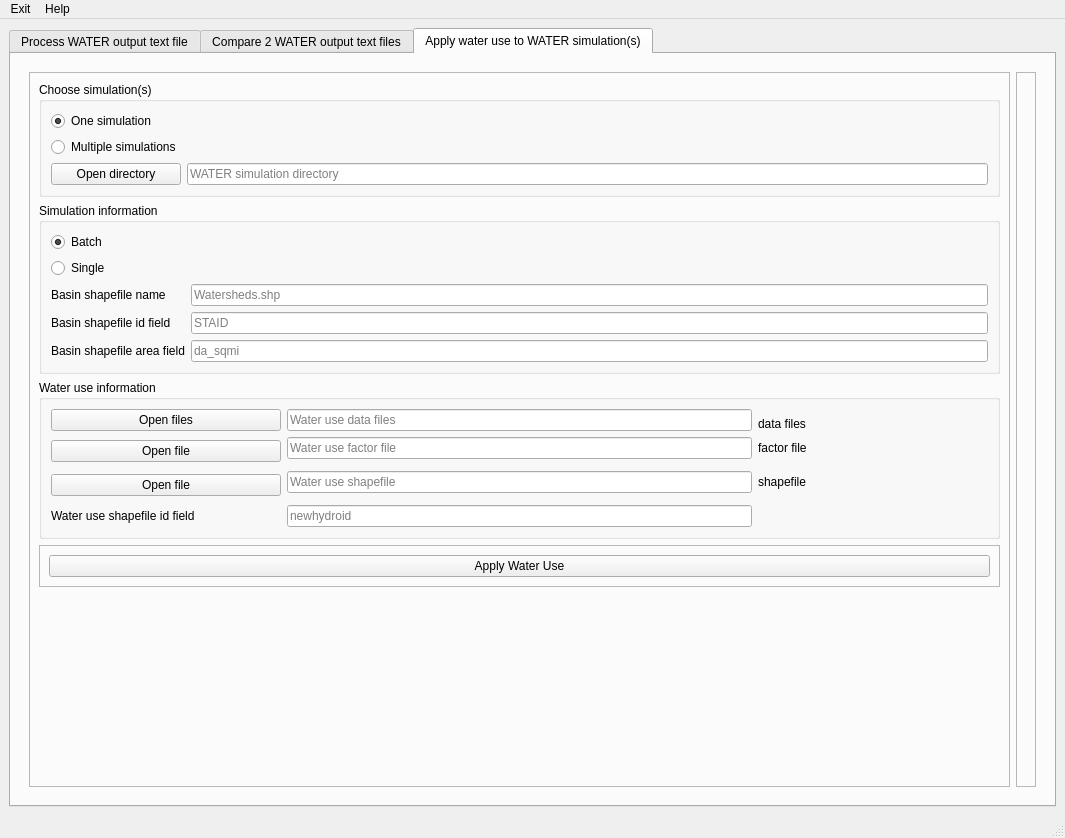
Qt form waterapputils/gui/user_interface.ui (jlant/waterapputils) before a commit.
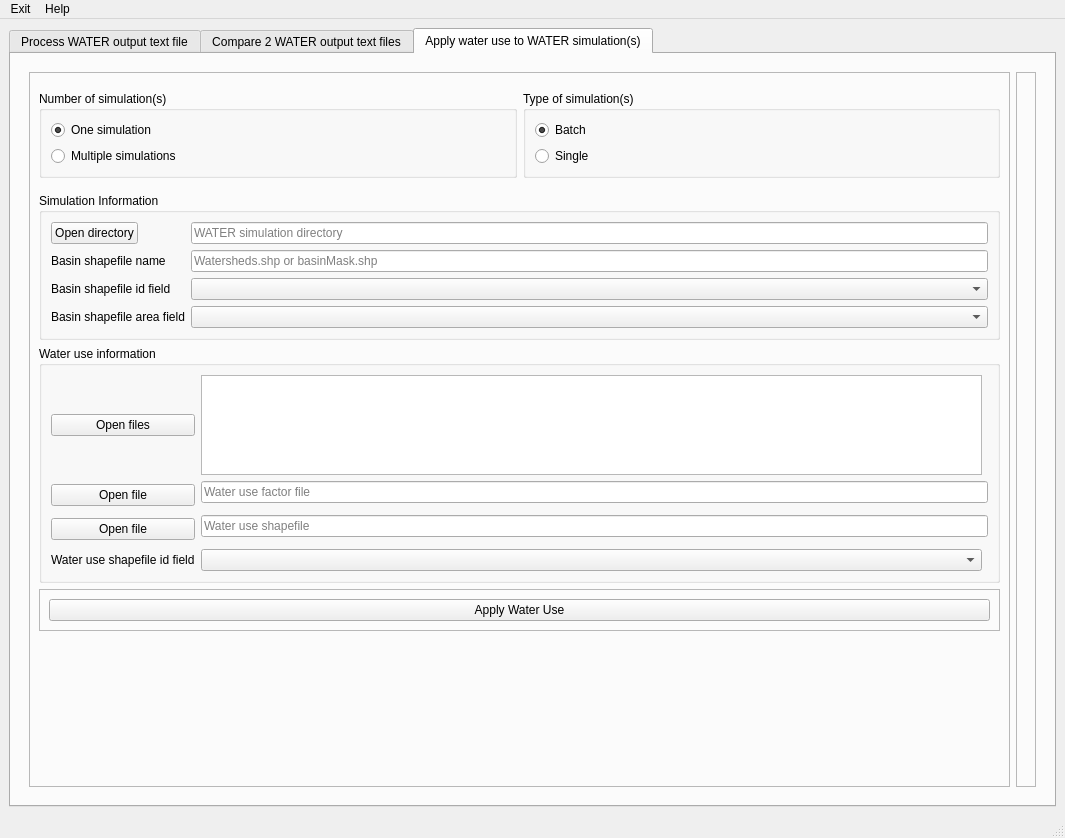
The same form after that commit. Custom widgets are drawn as their Qt base class.

Commit message: have most of wateruse tab completed; need to implement applying water use button

```diff
--- a/waterapputils/gui/user_interface.ui
+++ b/waterapputils/gui/user_interface.ui
@@ -340,46 +340,85 @@
              </property>
              <layout class="QVBoxLayout" name="verticalLayout_10">
               <item>
-               <widget class="QGroupBox" name="groupBox_9">
+               <widget class="QFrame" name="frame_9">
                 <property name="font">
                  <font>
                   <weight>50</weight>
                   <bold>false</bold>
                  </font>
                 </property>
-                <property name="title">
-                 <string>Choose simulation(s)</string>
-                </property>
                 <layout class="QGridLayout" name="gridLayout_3">
-                 <item row="0" column="0">
-                  <widget class="QRadioButton" name="radioButton">
-                   <property name="text">
-                    <string>One simulation</string>
+                 <property name="leftMargin">
+                  <number>0</number>
+                 </property>
+                 <property name="rightMargin">
+                  <number>0</number>
+                 </property>
+                 <item row="0" column="0" rowspan="2">
+                  <widget class="QGroupBox" name="tab_wateruse_group_box_num_sims">
+                   <property name="styleSheet">
+                    <string notr="true"/>
                    </property>
-                   <property name="checked">
-                    <bool>true</bool>
+                   <property name="title">
+                    <string>Number of simulation(s)</string>
                    </property>
+                   <layout class="QVBoxLayout" name="verticalLayout_9">
+                    <item>
+                     <widget class="QRadioButton" name="tab_wateruse_radio_button_one_sim">
+                      <property name="text">
+                       <string>One simulation</string>
+                      </property>
+                      <property name="checked">
+                       <bool>true</bool>
+                      </property>
+                     </widget>
+                    </item>
+                    <item>
+                     <widget class="QRadioButton" name="tab_wateruse_radio_button_multi_sims">
+                      <property name="text">
+                       <string>Multiple simulations</string>
+                      </property>
+                     </widget>
+                    </item>
+                   </layout>
                   </widget>
                  </item>
-                 <item row="2" column="0">
-                  <widget class="QPushButton" name="tab_wateruse_push_button_open_sim">
-                   <property name="text">
-                    <string>Open directory</string>
+                 <item row="0" column="2" rowspan="2">
+                  <widget class="QGroupBox" name="tab_wateruse_group_box_type_sims">
+                   <property name="font">
+                    <font>
+                     <weight>50</weight>
+                     <bold>false</bold>
+                    </font>
                    </property>
-                  </widget>
-                 </item>
-                 <item row="1" column="0">
-                  <widget class="QRadioButton" name="radioButton_3">
-                   <property name="text">
-                    <string>Multiple simulations</string>
+                   <property name="styleSheet">
+                    <string notr="true"/>
                    </property>
-                  </widget>
-                 </item>
-                 <item row="2" column="1">
-                  <widget class="QLineEdit" name="tab_wateruse_line_edit_open_sim">
-                   <property name="placeholderText">
-                    <string>WATER simulation directory</string>
+                   <property name="title">
+                    <string>Type of simulation(s)</string>
                    </property>
+                   <layout class="QVBoxLayout" name="verticalLayout_13">
+                    <property name="rightMargin">
+                     <number>9</number>
+                    </property>
+                    <item>
+                     <widget class="QRadioButton" name="tab_wateruse_radio_button_batch">
+                      <property name="text">
+                       <string>Batch</string>
+                      </property>
+                      <property name="checked">
+                       <bool>true</bool>
+                      </property>
+                     </widget>
+                    </item>
+                    <item>
+                     <widget class="QRadioButton" name="tab_wateruse_radio_button_single">
+                      <property name="text">
+                       <string>Single</string>
+                      </property>
+                     </widget>
+                    </item>
+                   </layout>
                   </widget>
                  </item>
                 </layout>
@@ -394,30 +433,13 @@
                  </sizepolicy>
                 </property>
                 <property name="title">
-                 <string>Simulation information</string>
+                 <string>Simulation Information</string>
                 </property>
                 <layout class="QFormLayout" name="formLayout_2">
                  <property name="fieldGrowthPolicy">
                   <enum>QFormLayout::AllNonFixedFieldsGrow</enum>
                  </property>
-                 <item row="0" column="0">
-                  <widget class="QRadioButton" name="tab_wateruse_sim_info_radio_button">
-                   <property name="text">
-                    <string>Batch</string>
-                   </property>
-                   <property name="checked">
-                    <bool>true</bool>
-                   </property>
-                  </widget>
-                 </item>
-                 <item row="1" column="0">
-                  <widget class="QRadioButton" name="radioButton_2">
-                   <property name="text">
-                    <string>Single</string>
-                   </property>
-                  </widget>
-                 </item>
-                 <item row="2" column="0">
+                 <item row="3" column="0">
                   <widget class="QLabel" name="label_3">
                    <property name="inputMethodHints">
                     <set>Qt::ImhNone</set>
@@ -427,43 +449,46 @@
                    </property>
                   </widget>
                  </item>
-                 <item row="3" column="0">
-                  <widget class="QLabel" name="label_4">
-                   <property name="text">
-                    <string>Basin shapefile id field</string>
-                   </property>
-                  </widget>
-                 </item>
                  <item row="3" column="1">
-                  <widget class="QLineEdit" name="tab_wateruse_sim_info_basin_shp_id_field">
-                   <property name="text">
-                    <string/>
-                   </property>
+                  <widget class="QLineEdit" name="tab_wateruse_line_edit_basin_shp">
                    <property name="placeholderText">
-                    <string>STAID</string>
+                    <string>Watersheds.shp or basinMask.shp</string>
                    </property>
                   </widget>
                  </item>
                  <item row="4" column="0">
+                  <widget class="QLabel" name="label_4">
+                   <property name="text">
+                    <string>Basin shapefile id field</string>
+                   </property>
+                  </widget>
+                 </item>
+                 <item row="5" column="0">
                   <widget class="QLabel" name="label_5">
                    <property name="text">
                     <string>Basin shapefile area field</string>
                    </property>
                   </widget>
                  </item>
+                 <item row="2" column="0">
+                  <widget class="QPushButton" name="tab_wateruse_push_button_open_sim">
+                   <property name="text">
+                    <string>Open directory</string>
+                   </property>
+                  </widget>
+                 </item>
+                 <item row="2" column="1">
+                  <widget class="QLineEdit" name="tab_wateruse_line_edit_open_sim">
+                   <property name="placeholderText">
+                    <string>WATER simulation directory</string>
+                   </property>
+                  </widget>
+                 </item>
                  <item row="4" column="1">
-                  <widget class="QLineEdit" name="tab_wateruse_sim_info_basin_shp_area_field">
-                   <property name="placeholderText">
-                    <string>da_sqmi</string>
-                   </property>
-                  </widget>
+                  <widget class="QComboBox" name="tab_wateruse_combo_box_shp_id_field"/>
                  </item>
-                 <item row="2" column="1">
-                  <widget class="QLineEdit" name="tab_wateruse_sim_info_basin_shp_name">
-                   <property name="placeholderText">
-                    <string>Watersheds.shp</string>
-                   </property>
-                  </widget>
+                 <item row="5" column="1">
+                  <widget class="QComboBox" name="tab_wateruse_combo_box_shp_area_field"/>
                  </item>
                 </layout>
                </widget>
@@ -474,82 +499,66 @@
                  <string>Water use information</string>
                 </property>
                 <layout class="QGridLayout" name="gridLayout_5">
-                 <item row="2" column="1" colspan="2">
+                 <item row="3" column="1" colspan="2">
                   <widget class="QLineEdit" name="tab_wateruse_line_edit_wateruse_factor_file">
                    <property name="placeholderText">
                     <string>Water use factor file</string>
                    </property>
                   </widget>
                  </item>
-                 <item row="0" column="0" rowspan="2">
-                  <widget class="QPushButton" name="tab_wateruse_push_button_wateruse_files">
-                   <property name="text">
-                    <string>Open files</string>
-                   </property>
-                  </widget>
-                 </item>
-                 <item row="2" column="0" rowspan="2">
+                 <item row="3" column="0" rowspan="2">
                   <widget class="QPushButton" name="tab_wateruse_push_button_wateruse_factor_file">
                    <property name="text">
                     <string>Open file</string>
                    </property>
                   </widget>
                  </item>
-                 <item row="4" column="1" colspan="2">
+                 <item row="5" column="1" colspan="2">
                   <widget class="QLineEdit" name="tab_wateruse_line_edit_wateruse_shp">
                    <property name="placeholderText">
                     <string>Water use shapefile</string>
                    </property>
                   </widget>
                  </item>
-                 <item row="4" column="0" rowspan="2">
+                 <item row="5" column="0" rowspan="2">
                   <widget class="QPushButton" name="tab_wateruse_push_button_wateruse_shp">
                    <property name="text">
                     <string>Open file</string>
                    </property>
                   </widget>
                  </item>
-                 <item row="6" column="0">
+                 <item row="7" column="0">
                   <widget class="QLabel" name="label_6">
                    <property name="text">
                     <string>Water use shapefile id field</string>
                    </property>
                   </widget>
                  </item>
-                 <item row="6" column="1" colspan="2">
-                  <widget class="QLineEdit" name="tab_wateruse_line_edit_wateruse_id_field">
-                   <property name="placeholderText">
-                    <string>newhydroid</string>
+                 <item row="0" column="1">
+                  <widget class="QListWidget" name="tab_wateruse_list_widget_wateruse_files">
+                   <property name="sizePolicy">
+                    <sizepolicy hsizetype="Expanding" vsizetype="Expanding">
+                     <horstretch>0</horstretch>
+                     <verstretch>0</verstretch>
+                    </sizepolicy>
                    </property>
-                  </widget>
-                 </item>
-                 <item row="0" column="1" rowspan="2" colspan="2">
-                  <widget class="QLineEdit" name="tab_wateruse_line_edit_wateruse_files">
-                   <property name="placeholderText">
-                    <string>Water use data files</string>
+                   <property name="maximumSize">
+                    <size>
+                     <width>16777215</width>
+                     <height>100</height>
+                    </size>
                    </property>
                   </widget>
                  </item>
-                 <item row="1" column="3">
-                  <widget class="QLabel" name="label">
+                 <item row="0" column="0">
+                  <widget class="QPushButton" name="tab_wateruse_push_button_wateruse_files">
                    <property name="text">
-                    <string>data files</string>
+                    <string>Open files</string>
                    </property>
                   </widget>
                  </item>
-                 <item row="2" column="3">
-                  <widget class="QLabel" name="label_2">
-                   <property name="text">
-                    <string>factor file</string>
-                   </property>
-                  </widget>
-                 </item>
-                 <item row="4" column="3">
-                  <widget class="QLabel" name="label_9">
-                   <property name="text">
-                    <string>shapefile</string>
-                   </property>
-                  </widget>
+                 <item row="7" column="1">
+                  <widget class="QComboBox" name="tab_wateruse_combo_box_wateruse_shp_id_field"/>
                  </item>
                 </layout>
                </widget>
```
Left out of the diff: 3 changed lines with no effect on the pictures. The commit also changes 2 other files.
